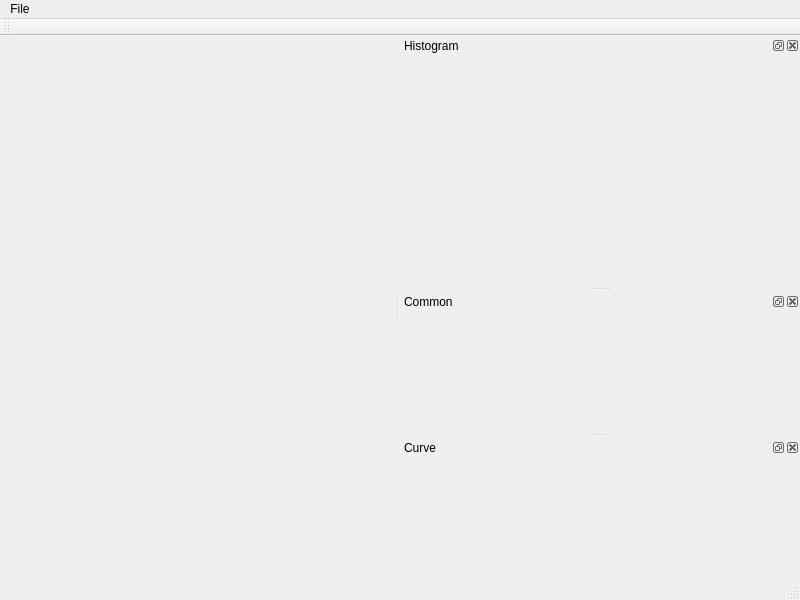
Above: ImageQt5/ImageQt5.ui from cqnu/ImageQt5 before the change. Below: the same form after it.
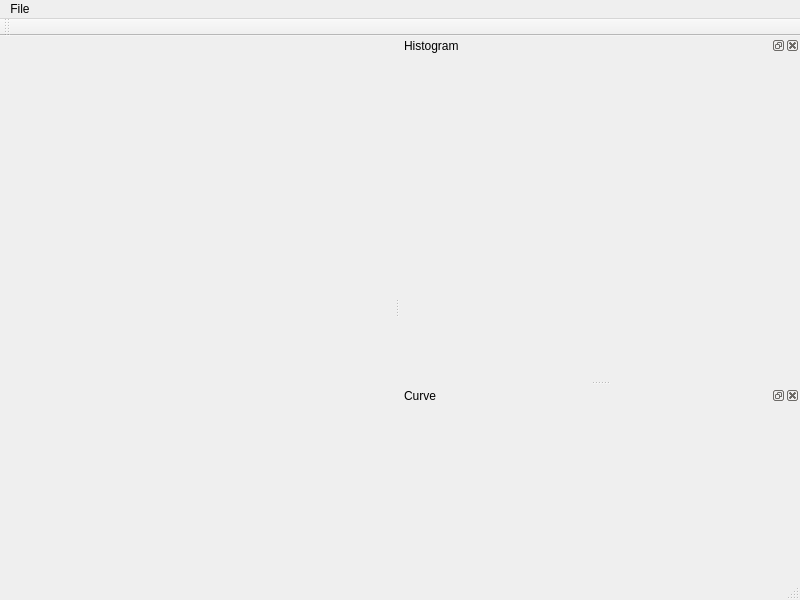
That is the form after the change. Icons and pictures are not drawn.

Commit message: Add common widget to adjust brightness and contrast

Diff of the .ui file:
```diff
--- a/ImageQt5/ImageQt5.ui
+++ b/ImageQt5/ImageQt5.ui
@@ -68,15 +68,6 @@
    </attribute>
    <widget class="QWidget" name="dockWidgetContents"/>
   </widget>
-  <widget class="QDockWidget" name="dockWidget_2">
-   <property name="windowTitle">
-    <string>Common</string>
-   </property>
-   <attribute name="dockWidgetArea">
-    <number>2</number>
-   </attribute>
-   <widget class="QWidget" name="dockWidgetContents_2"/>
-  </widget>
   <widget class="QDockWidget" name="dockWidget_3">
    <property name="windowTitle">
     <string>Curve</string>
```
The commit also changes 17 other files.
